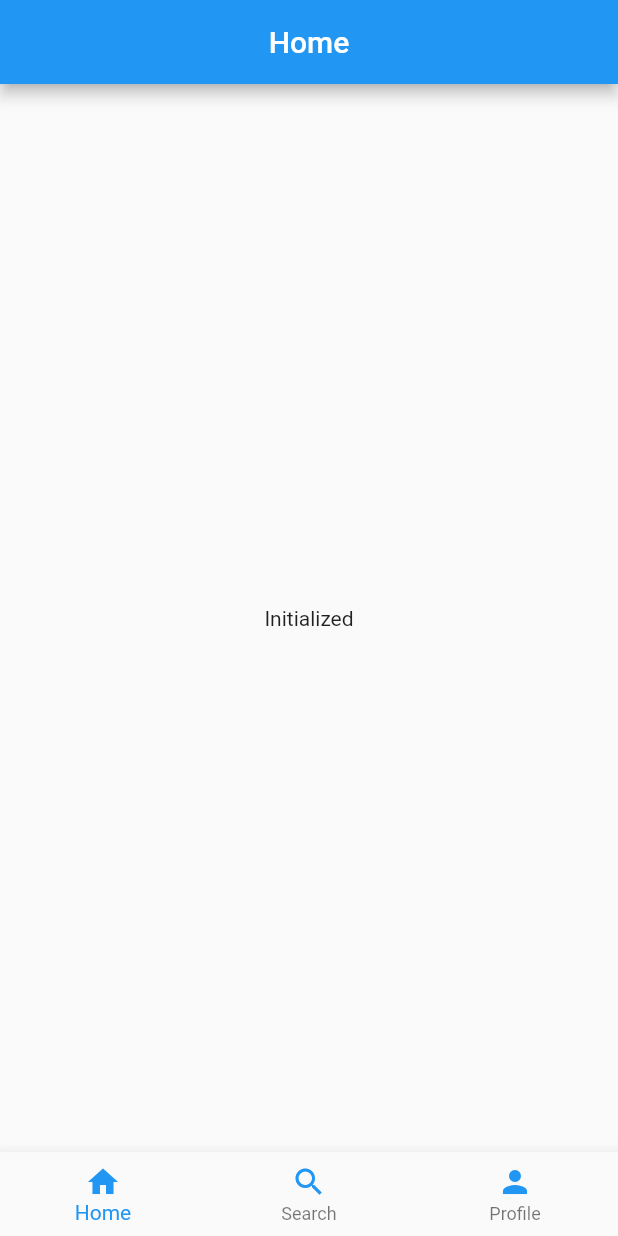
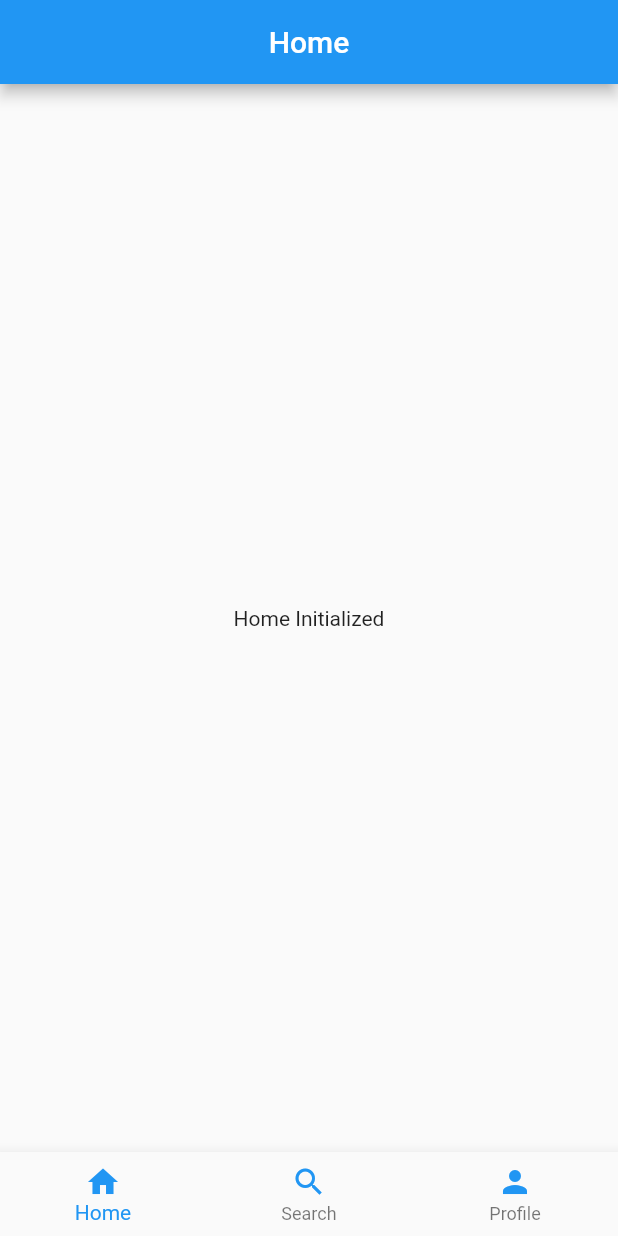
Before and after one commit to edsondiasalves/flutter-portuguese-dictionary, a Flutter app: the screen it shows after launch, on a phone screen of 412 x 824 dp. Run offline on Flutter 3.47's test engine with Material 2 defaults, Android fonts, the phone set to English and light mode, and no system bars; our stand-ins replace bloc, equatable, flutter_bloc.

Commit message:
Module widget and bloc tests

```diff
--- a/lib/modules/home/widgets/home.dart
+++ b/lib/modules/home/widgets/home.dart
@@ -18,14 +18,18 @@ class Home extends StatelessWidget {
             builder: (context, state) {
               if (state is HomeLoadingState) {
                 return Center(
-                    child:
-                        Text('Initializing...', key: Key('Home_Initializing')));
+                  child: Text(
+                    'Initializing Home...',
+                    key: Key('Home_Initializing'),
+                  ),
+                );
               } else if (state is HomeLoadedState) {
                 return Center(
-                    child: Text(
-                  'Initialized',
-                  key: Key('Home_Initialized'),
-                ));
+                  child: Text(
+                    'Home Initialized',
+                    key: Key('Home_Initialized'),
+                  ),
+                );
               }
               return SizedBox();
             },
--- a/lib/modules/intro/intro.dart
+++ b/lib/modules/intro/intro.dart
@@ -24,6 +24,7 @@ class IntroState extends State<Intro> {
       body: Center(
         child: Text(
           'Intro',
+          key: Key('Intro_CenterText'),
           style: new TextStyle(
             fontSize: 30.0,
             color: Colors.blue,
--- a/lib/modules/profile/widgets/profile.dart
+++ b/lib/modules/profile/widgets/profile.dart
@@ -5,14 +5,7 @@ import 'package:portuguese_dictionary/modules/profile/bloc/bloc.dart';
 class Profile extends StatelessWidget {
   @override
   Widget build(BuildContext context) {
-    return MultiBlocProvider(
-      providers: [
-        BlocProvider<ProfileBloc>(
-          create: (BuildContext context) =>
-              ProfileBloc()..add(ProfileInitializeEvent()),
-        ),
-      ],
-      child: MaterialApp(
+    return MaterialApp(
       theme: ThemeData(
         primarySwatch: Colors.blue,
       ),
@@ -24,16 +17,25 @@ class Profile extends StatelessWidget {
           child: BlocBuilder<ProfileBloc, ProfileState>(
             builder: (context, state) {
               if (state is ProfileLoadingState) {
-                  return Center(child: Text('Initializing Profile...'));
+                return Center(
+                  child: Text(
+                    'Initializing Profile...',
+                    key: Key('Profile_Initializing'),
+                  ),
+                );
               } else if (state is ProfileLoadedState) {
-                  return Center(child: Text('Profile Initialized'));
+                return Center(
+                  child: Text(
+                    'Profile Initialized',
+                    key: Key('Profile_Initialized'),
+                  ),
+                );
               }
               return SizedBox();
             },
           ),
         ),
       ),
-      ),
     );
   }
 }
--- a/lib/modules/search/widgets/search.dart
+++ b/lib/modules/search/widgets/search.dart
@@ -1,22 +1,13 @@
 import 'package:flutter/material.dart';
 import 'package:flutter_bloc/flutter_bloc.dart';
-import 'package:portuguese_dictionary/services/definition_service.dart';
 
 import '../bloc/bloc.dart';
 import '../search.dart';
 
 class Search extends StatelessWidget {
-  final searchBloc = SearchBloc(definitionService: DefinitionService());
-
   @override
   Widget build(BuildContext context) {
-    return MultiBlocProvider(
-      providers: [
-        BlocProvider<SearchBloc>(
-          create: (BuildContext context) => searchBloc..add(StartEvent()),
-        ),
-      ],
-      child: MaterialApp(
+    return MaterialApp(
       theme: ThemeData(
         primarySwatch: Colors.blue,
       ),
@@ -30,10 +21,11 @@ class Search extends StatelessWidget {
             children: <Widget>[
               SearchBar(
                 onTapSuggestion: (suggestionItem) {
-                    searchBloc.add(FilterResultEvent(term: suggestionItem));
+                  BlocProvider.of<SearchBloc>(context)
+                      .add(FilterResultEvent(term: suggestionItem));
                 },
                 onReturn: () {
-                    searchBloc.add(StartEvent());
+                  BlocProvider.of<SearchBloc>(context).add(StartEvent());
                 },
               ),
               BlocBuilder<SearchBloc, SearchState>(
@@ -50,7 +42,6 @@ class Search extends StatelessWidget {
           ),
         ),
       ),
-      ),
     );
   }
 }
--- a/lib/multitab.dart
+++ b/lib/multitab.dart
@@ -1,10 +1,13 @@
 import 'package:flutter/material.dart';
 import 'package:flutter_bloc/flutter_bloc.dart';
 import 'package:portuguese_dictionary/routes.dart';
+import 'package:portuguese_dictionary/services/definition_service.dart';
 
 import 'bottom_bar.dart';
 import 'modules/home/bloc/bloc.dart';
 import 'modules/modules.dart';
+import 'modules/profile/bloc/bloc.dart';
+import 'modules/search/bloc/bloc.dart';
 
 class Multitab extends StatefulWidget {
   @override
@@ -12,6 +15,10 @@ class Multitab extends StatefulWidget {
 }
 
 class _MultitabState extends State<Multitab> {
+  static HomeBloc homeBloc = HomeBloc();
+  static SearchBloc searchBloc =
+      SearchBloc(definitionService: DefinitionService());
+  static ProfileBloc profileBloc = ProfileBloc();
   int currentTab = 0;
 
   final navigatorPage = [
@@ -19,13 +26,28 @@ class _MultitabState extends State<Multitab> {
       providers: [
         BlocProvider<HomeBloc>(
           create: (BuildContext context) =>
-              HomeBloc()..add(HomeInitializeEvent()),
+              homeBloc..add(HomeInitializeEvent()),
         ),
       ],
       child: Home(),
     ),
-    Search(),
-    Profile()
+    MultiBlocProvider(
+      providers: [
+        BlocProvider<SearchBloc>(
+          create: (BuildContext context) => searchBloc..add(StartEvent()),
+        ),
+      ],
+      child: Search(),
+    ),
+    MultiBlocProvider(
+      providers: [
+        BlocProvider<ProfileBloc>(
+          create: (BuildContext context) =>
+              profileBloc..add(ProfileInitializeEvent()),
+        ),
+      ],
+      child: Profile(),
+    )
   ];
 
   @override
```
Also changed, not shown: 8 other files. Lines whose indentation alone changed are shown as unchanged.
